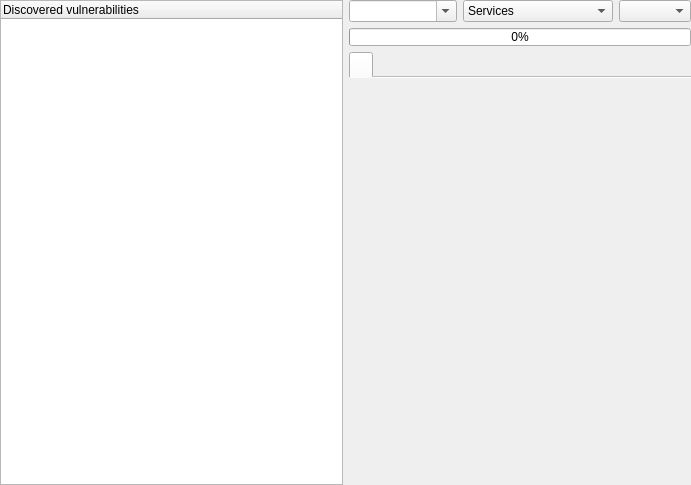
This is src/app/ui/vulnerabilitywidget.ui in nmapsi4/nmapsi4 as Qt 5 draws it before an edit. The edited form follows.
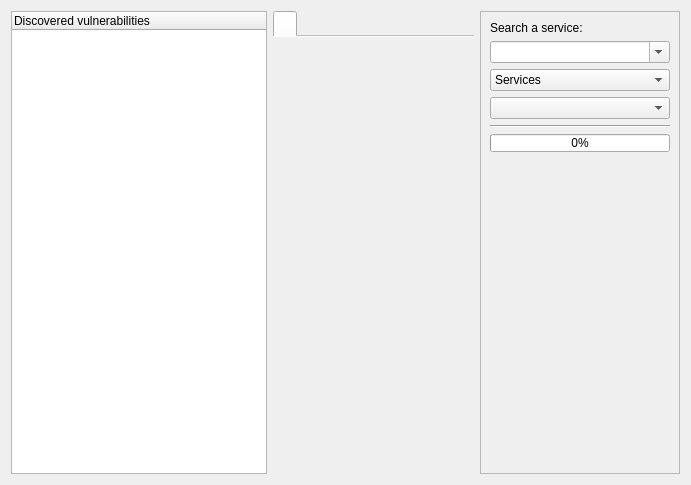
This is the edited form.

Commit message: Vulnerabilty: update layout.

What changed in the file:
```diff
--- a/src/app/ui/vulnerabilitywidget.ui
+++ b/src/app/ui/vulnerabilitywidget.ui
@@ -14,9 +14,6 @@
    <string>Form</string>
   </property>
   <layout class="QHBoxLayout" name="horizontalLayout">
-   <property name="margin">
-    <number>0</number>
-   </property>
    <item>
     <widget class="QTreeWidget" name="treeVulnNseRecovered">
      <property name="minimumSize">
@@ -66,7 +63,39 @@
        <number>0</number>
       </property>
       <item>
-       <layout class="QHBoxLayout" name="horizontalLayout_2">
+       <widget class="QTabWidget" name="tWresult">
+        <property name="currentIndex">
+         <number>0</number>
+        </property>
+        <property name="documentMode">
+         <bool>true</bool>
+        </property>
+        <widget class="QWidget" name="tab">
+         <attribute name="title">
+          <string/>
+         </attribute>
+        </widget>
+       </widget>
+      </item>
+     </layout>
+    </widget>
+   </item>
+   <item>
+    <widget class="QFrame" name="frameOptions">
+     <property name="frameShape">
+      <enum>QFrame::StyledPanel</enum>
+     </property>
+     <property name="frameShadow">
+      <enum>QFrame::Sunken</enum>
+     </property>
+     <layout class="QVBoxLayout" name="verticalLayout">
+      <item>
+       <widget class="QLabel" name="label">
+        <property name="text">
+         <string>Search a service:</string>
+        </property>
+       </widget>
+      </item>
         <item>
          <widget class="QComboBox" name="comboVulnRis">
           <property name="sizePolicy">
@@ -126,7 +155,12 @@
           </property>
          </widget>
         </item>
-       </layout>
+      <item>
+       <widget class="Line" name="line">
+        <property name="orientation">
+         <enum>Qt::Horizontal</enum>
+        </property>
+       </widget>
       </item>
       <item>
        <widget class="QProgressBar" name="progressWeb">
@@ -154,19 +188,17 @@
        </widget>
       </item>
       <item>
-       <widget class="QTabWidget" name="tWresult">
-        <property name="currentIndex">
-         <number>0</number>
+       <spacer name="verticalSpacer">
+        <property name="orientation">
+         <enum>Qt::Vertical</enum>
         </property>
-        <property name="documentMode">
-         <bool>true</bool>
+        <property name="sizeHint" stdset="0">
+         <size>
+          <width>20</width>
+          <height>40</height>
+         </size>
         </property>
-        <widget class="QWidget" name="tab">
-         <attribute name="title">
-          <string/>
-         </attribute>
-        </widget>
-       </widget>
+       </spacer>
       </item>
      </layout>
     </widget>
```
Left out of the diff: 3 changed lines with no effect on the pictures. Lines whose indentation alone changed are shown as unchanged. The commit also changes 3 other files.
